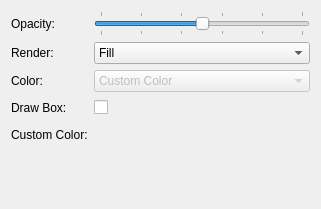
cryos/avogadro, file libavogadro/src/engines/surfacesettingswidget.ui: the form before one commit.
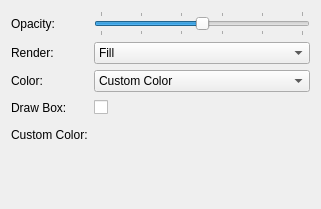
The form after the commit. Custom widgets are drawn as their Qt base class.

The edit to the form file:
```diff
--- a/libavogadro/src/engines/surfacesettingswidget.ui
+++ b/libavogadro/src/engines/surfacesettingswidget.ui
@@ -84,10 +84,10 @@
      </property>
     </widget>
    </item>
-   <item row="2" column="1" >
-    <widget class="QComboBox" name="colorCombo" >
-     <property name="enabled" >
-      <bool>false</bool>
+   <item row="2" column="1">
+    <widget class="QComboBox" name="colorCombo">
+     <property name="enabled">
+      <bool>true</bool>
      </property>
      <item>
       <property name="text" >
```
Left out of the diff: 111 changed lines with no effect on the pictures.
